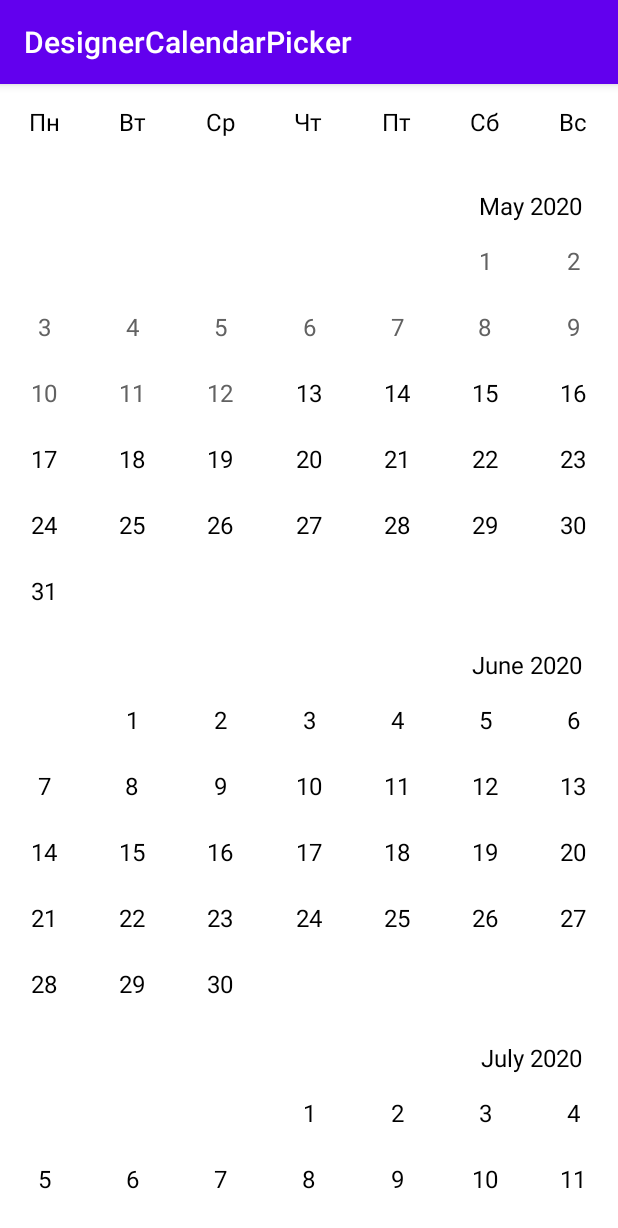
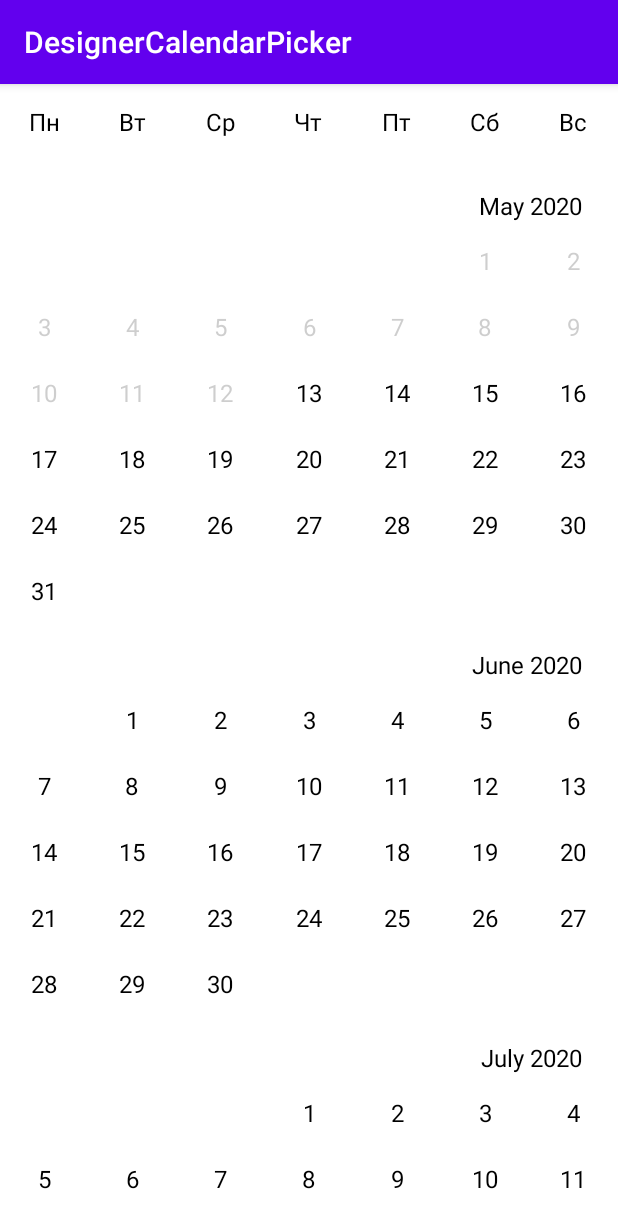
Before and after one commit to Vadosek228/CustomCalendarPicker, an Android app: the screen it shows after launch (MainActivity), on a phone screen of 412 x 824 dp. Shown: the top 1228 px of the screen. Run offline under Robolectric (Android 15) with nearby library versions, the phone set to English and light mode, and no system bars.

Commit message:
add color Disable calendar day

```diff
--- a/app/src/main/java/com/example/designercalendarpicker/MainActivity.kt
+++ b/app/src/main/java/com/example/designercalendarpicker/MainActivity.kt
@@ -17,7 +17,7 @@ class MainActivity : AppCompatActivity() {
     private fun setUpCalendar() {
         val startDate = Calendar.getInstance(TimeZone.getDefault(), Locale("ru"))
         val endDate = Calendar.getInstance(TimeZone.getDefault(), Locale("ru"))
-        startDate.add(Calendar.YEAR, -1)
+        startDate.add(Calendar.YEAR, -10)
 
         initCalenderView(startDate.time, endDate.time)
 
--- a/designercalendarpicker/src/main/java/com/example/designercalendarpicker_library/CalendarViewHolder.kt
+++ b/designercalendarpicker/src/main/java/com/example/designercalendarpicker_library/CalendarViewHolder.kt
@@ -79,7 +79,7 @@ internal class DayViewHolder(view: View) : CalendarViewHolder(view) {
             ContextCompat.getColor(itemView.context, R.color.calendar_picker_between_day)
         } else {
             val color = when (item.state) {
-                DateState.DISABLED -> R.color.colorEventCalendar
+                DateState.DISABLED -> R.color.calendar_picker_disable_day
 //                DateState.WEEKEND -> R.color.calendar_day_weekend_font // todo если пондобится
                 else -> R.color.colorTextMain
             }
--- a/designercalendarpicker/src/main/res/values/colors.xml
+++ b/designercalendarpicker/src/main/res/values/colors.xml
@@ -13,4 +13,5 @@
     <color name="calendar_day_normal_font">#333333</color>
     <color name="calendar_month_font">#000000</color>
     <color name="calendar_week_font">#333333</color>
+    <color name="calendar_picker_disable_day">#50626262</color>
 </resources>
```
